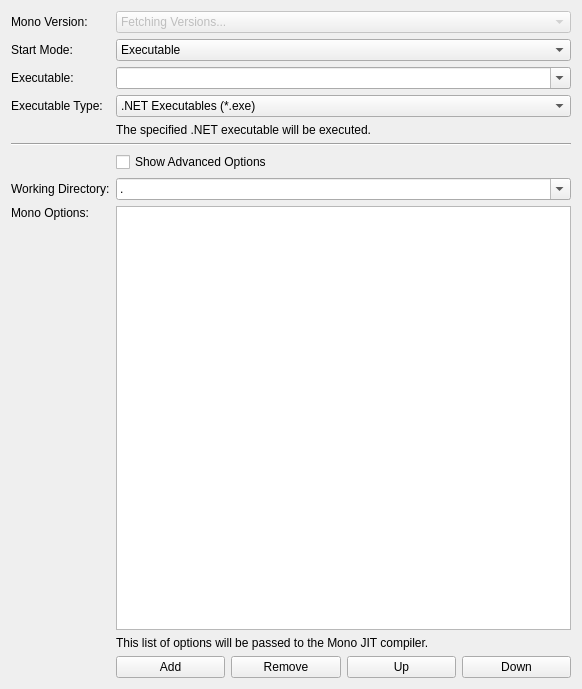
Before: the Qt Designer form src/brickv/plugin_system/plugins/red/ui/program_page_csharp.ui in Tinkerforge/brickv, drawn with Qt 5.
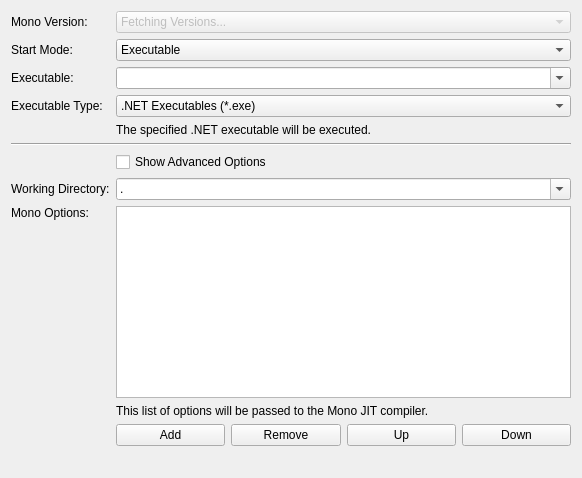
After: the same form once the commit is applied. Custom widgets are drawn as their Qt base class.

Commit message:
red-brick/pw: Add spacers to program pages to ensure proper layout expansion
Before the Python, JavaScript and PHP pages would not layout correctly
in all situations.

Diff of the .ui file:
```diff
--- a/src/brickv/plugin_system/plugins/red/ui/program_page_csharp.ui
+++ b/src/brickv/plugin_system/plugins/red/ui/program_page_csharp.ui
@@ -7,7 +7,7 @@
     <x>0</x>
     <y>0</y>
     <width>582</width>
-    <height>689</height>
+    <height>478</height>
    </rect>
   </property>
   <property name="windowTitle">
@@ -213,6 +213,19 @@
        </property>
       </widget>
      </item>
+     <item row="11" column="1" colspan="4">
+      <widget class="QLabel" name="label_spacer">
+       <property name="sizePolicy">
+        <sizepolicy hsizetype="Preferred" vsizetype="Preferred">
+         <horstretch>0</horstretch>
+         <verstretch>1</verstretch>
+        </sizepolicy>
+       </property>
+       <property name="text">
+        <string>&lt;spacer&gt;</string>
+       </property>
+      </widget>
+     </item>
     </layout>
    </item>
   </layout>
```
The commit also changes 24 other files.
